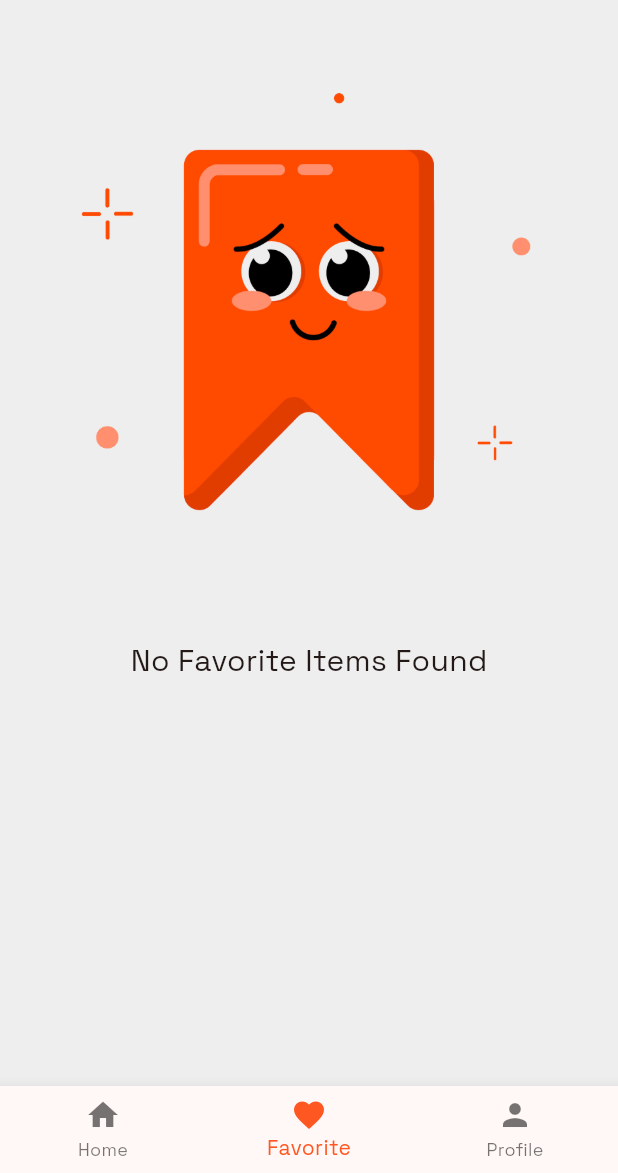
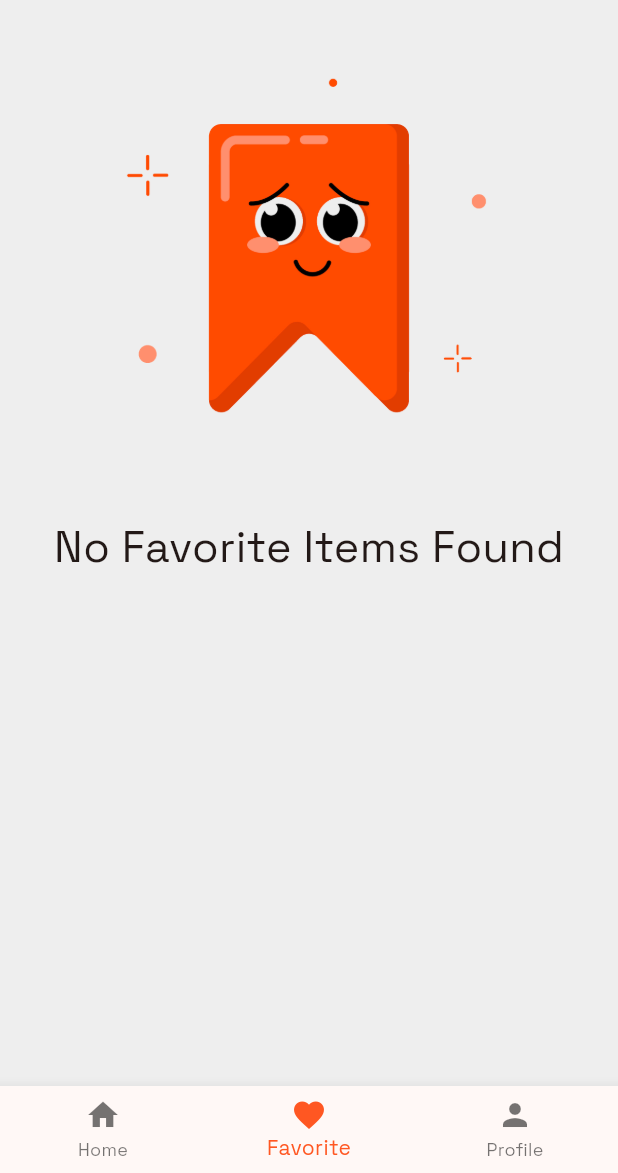
Before and after one commit to Rivai98/Food-Delivery-App, a Flutter app: the screen it shows after launch, item 2 of the bottom bar chosen, on a phone screen of 412 x 824 dp, the part 63-1236 px from its top. Run offline on Flutter 3.47's test engine with Material 3 defaults, Android fonts, the phone set to English and light mode, and no system bars; network calls fail.

Commit message:
Add Text Scaler and MediaQueryto Make App Resposive

```diff
--- a/lib/pages/favorite_page.dart
+++ b/lib/pages/favorite_page.dart
@@ -14,13 +14,25 @@ class _FavoritePageState extends State<FavoritePage> {
 
   @override
   Widget build(BuildContext context) {
+    final size = MediaQuery.of(context).size;
+
     if (filteredFoodItem.isEmpty) {
-      return Center(
-        child: Column(
-          children: [
-            Image.asset("assets/images/empty_state.png"),
-            Text("No Favorite Items Found", style: TextStyle(fontSize: 20)),
-          ],
+      return SingleChildScrollView(
+        child: Center(
+          child: Column(
+            crossAxisAlignment: CrossAxisAlignment.center,
+            children: [
+              Image.asset(
+                "assets/images/empty_state.png",
+                width: size.width * 0.8,
+              ),
+              Text(
+                "No Favorite Items Found",
+                textScaler: TextScaler.linear(1.2),
+                style: TextStyle(fontSize: 24.0),
+              ),
+            ],
+          ),
         ),
       );
     }
@@ -43,11 +55,11 @@ class _FavoritePageState extends State<FavoritePage> {
                   children: [
                     Image.network(
                       filteredFoodItem[index].imgUrl,
-                      height: 100,
-                      width: 100,
+                      height: size.height * 0.1,
+                      width: size.height * 0.1,
                       fit: BoxFit.cover,
                     ),
-                    const SizedBox(width: 10.0),
+                    SizedBox(width: size.width * 0.01),
 
                     Expanded(
                       child: Column(
@@ -84,7 +96,7 @@ class _FavoritePageState extends State<FavoritePage> {
 
                       color: Theme.of(context).primaryColor,
                       icon: Icon(Icons.favorite),
-                      iconSize: 30,
+                      iconSize: size.width * 0.07,
                     ),
                   ],
                 ),
--- a/lib/pages/profile_page.dart
+++ b/lib/pages/profile_page.dart
@@ -5,6 +5,7 @@ class AccountPage extends StatelessWidget {
 
   @override
   Widget build(BuildContext context) {
+    final size = MediaQuery.of(context).size;
     return SingleChildScrollView(
       child: Column(
         children: [
@@ -12,7 +13,7 @@ class AccountPage extends StatelessWidget {
             padding: const EdgeInsets.symmetric(horizontal: 20, vertical: 30),
             child: Center(
               child: CircleAvatar(
-                radius: 100,
+                radius: size.width * 0.3,
                 backgroundImage: AssetImage("assets/images/omar.png"),
               ),
             ),
@@ -20,6 +21,7 @@ class AccountPage extends StatelessWidget {
 
           Text(
             "Omar Abd El Nasser Ahmed",
+            textScaler: TextScaler.linear(1.2),
             style: TextStyle(fontSize: 25.0, fontFamily: 'Pacifico'),
           ),
           const SizedBox(height: 10.0),
```
Also changed, not shown: lib/pages/home_page.dart (+4 -3 lines), lib/widgets/food_grid_item.dart (+11 -5 lines).
